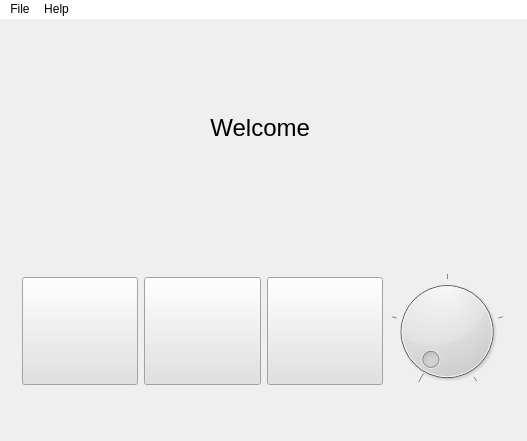
Qt form GUI-verklegtVika3/mainwindow.ui (streamerinn/Verklegt-1) before a commit.
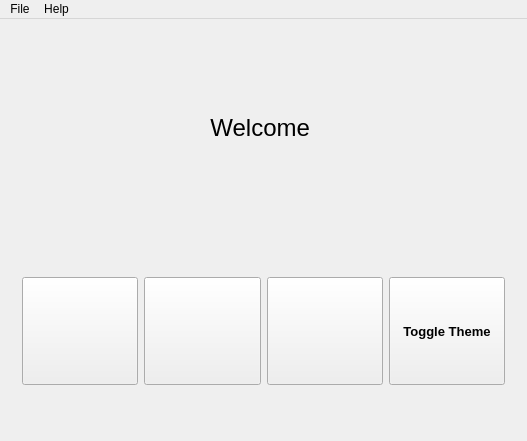
The same form after that commit. Icons and pictures are not drawn.

Commit message: Dark theme Gucci Mane

```diff
--- a/GUI-verklegtVika3/mainwindow.ui
+++ b/GUI-verklegtVika3/mainwindow.ui
@@ -13,6 +13,9 @@
   <property name="windowTitle">
    <string>Ca$:H</string>
   </property>
+  <property name="styleSheet">
+   <string notr="true"/>
+  </property>
   <widget class="QWidget" name="centralWidget">
    <layout class="QVBoxLayout" name="verticalLayout">
     <item>
@@ -34,7 +37,7 @@
           <bool>true</bool>
          </property>
          <property name="styleSheet">
-          <string notr="true">background-color: rgb(225, 225, 225);</string>
+          <string notr="true"/>
          </property>
          <property name="text">
           <string/>
@@ -60,7 +63,7 @@
           </size>
          </property>
          <property name="styleSheet">
-          <string notr="true">background-color: rgb(225, 225, 225);</string>
+          <string notr="true"/>
          </property>
          <property name="text">
           <string/>
@@ -83,7 +86,7 @@
           <bool>true</bool>
          </property>
          <property name="styleSheet">
-          <string notr="true">background-color: rgb(225, 225, 225);</string>
+          <string notr="true"/>
          </property>
          <property name="text">
           <string/>
@@ -101,15 +104,19 @@
         </widget>
        </item>
        <item>
-        <widget class="QDial" name="colorDial">
+        <widget class="QPushButton" name="toggle_theme">
+         <property name="font">
+          <font>
+           <pointsize>10</pointsize>
+           <weight>75</weight>
+           <bold>true</bold>
+          </font>
+         </property>
          <property name="styleSheet">
-          <string notr="true">background-color: rgb(225, 225, 225);</string>
+          <string notr="true"/>
          </property>
-         <property name="maximum">
-          <number>4</number>
-         </property>
-         <property name="notchesVisible">
-          <bool>true</bool>
+         <property name="text">
+          <string>Toggle Theme</string>
          </property>
         </widget>
        </item>
@@ -131,9 +138,7 @@
     <bool>false</bool>
    </property>
    <property name="styleSheet">
-    <string notr="true">background-color: rgb(255, 255, 255);
-selection-color: rgb(0, 0, 0);
-selection-background-color: rgb(208, 239, 255);</string>
+    <string notr="true"/>
    </property>
    <widget class="QMenu" name="menuFile">
     <property name="mouseTracking">
```
The commit also changes 10 other files.
